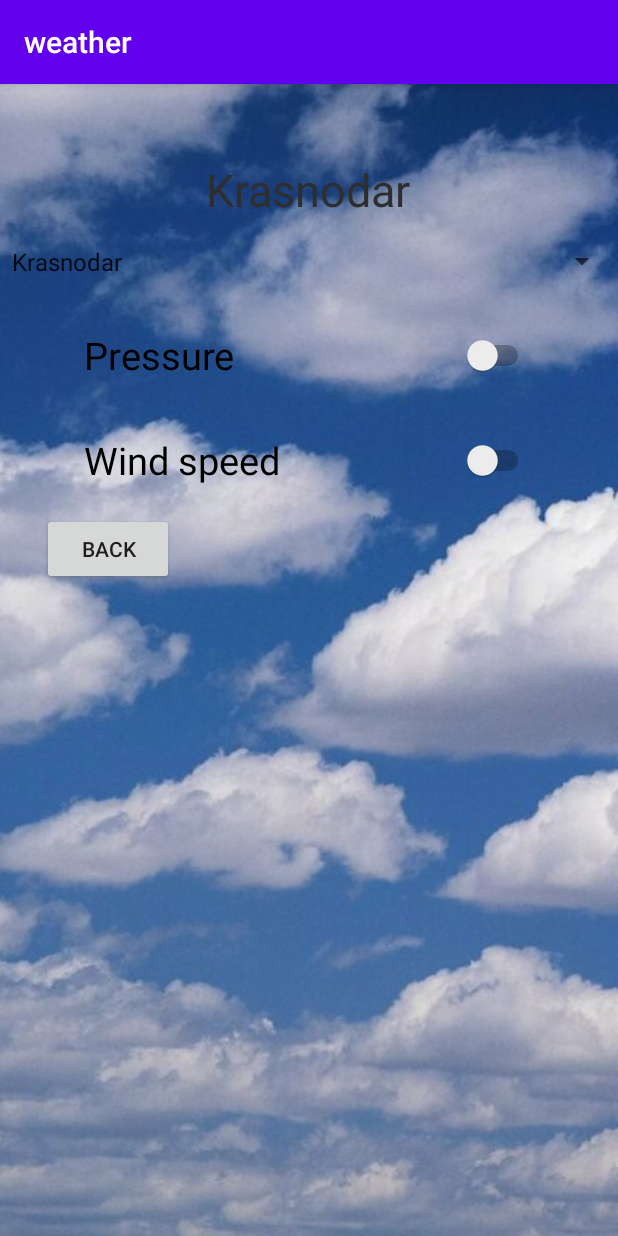
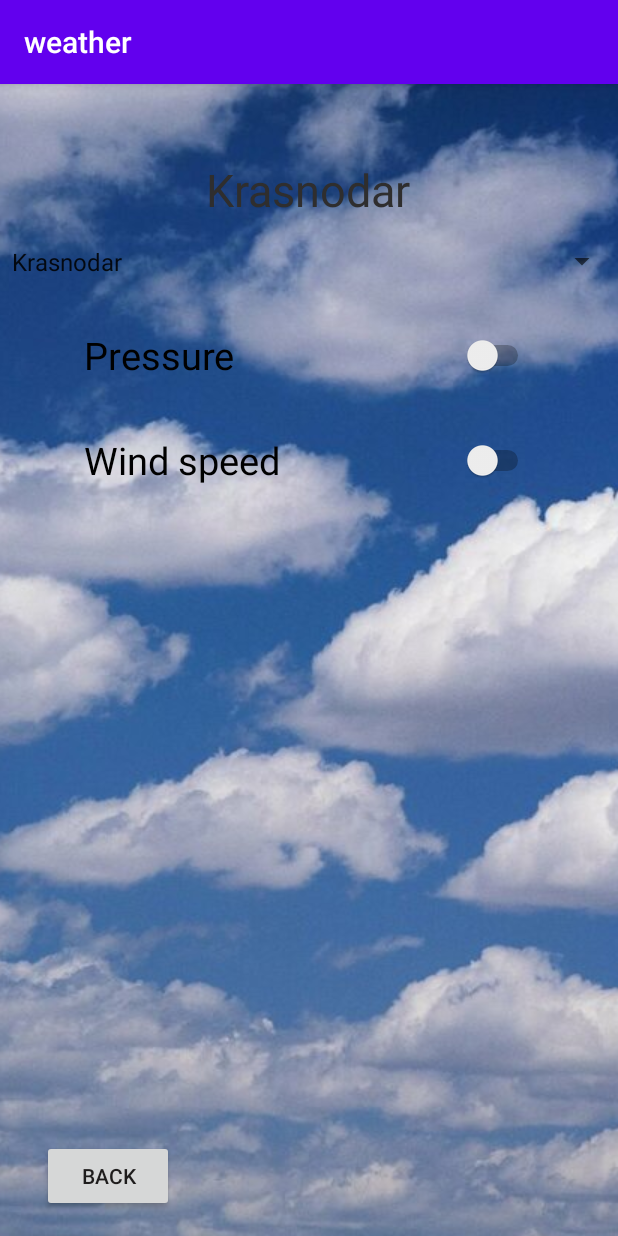
Before and after one commit to Witaliikaplun/watherL2, an Android app: the screen it shows after launch (MainActivity), after a tap on "SETTINGS", on a phone screen of 412 x 824 dp. Run offline under Robolectric (Android 15) with nearby library versions, the phone set to English and light mode, and no system bars.

Commit message:
Добавил RecyclerView и CardView, с декоратором пока не разобрался

```diff
--- a/app/build.gradle
+++ b/app/build.gradle
@@ -32,4 +32,6 @@ dependencies {
     testImplementation 'junit:junit:4.12'
     androidTestImplementation 'com.android.support.test:runner:1.0.2'
     androidTestImplementation 'com.android.support.test.espresso:espresso-core:3.0.2'
+    implementation 'com.android.support:cardview-v7:28.0.0'
+    implementation 'com.android.support:recyclerview-v7:28.0.0'
 }
--- a/app/src/main/java/com/example/weather/Fragment1.java
+++ b/app/src/main/java/com/example/weather/Fragment1.java
@@ -5,23 +5,29 @@ import android.net.Uri;
 import android.os.Bundle;
 import android.support.v4.app.Fragment;
 import android.support.v4.app.FragmentTransaction;
+import android.support.v7.widget.DividerItemDecoration;
+import android.support.v7.widget.LinearLayoutManager;
+import android.support.v7.widget.RecyclerView;
 import android.view.LayoutInflater;
 import android.view.View;
 import android.view.ViewGroup;
 import android.widget.Button;
 import android.widget.TextView;
 
+import java.util.ArrayList;
+
 
 /**
  * A simple {@link Fragment} subclass.
  */
 public class Fragment1 extends Fragment {
-    Button btn2;
-    Fragment2 fragment2;
-    TextView textPressure;
-    TextView textSpeed;
-    TextView textCity;
-    Button btnGo;
+    private Button btn2;
+    private Fragment2 fragment2;
+    private TextView textPressure;
+    private TextView textSpeed;
+    private TextView textCity;
+    private Button btnGo;
+    RecyclerView recyclerView;
 
     public Fragment1() {
         // Required empty public constructor
@@ -31,8 +37,6 @@ public class Fragment1 extends Fragment {
     @Override
     public View onCreateView(LayoutInflater inflater, ViewGroup container,
                              Bundle savedInstanceState) {
-        // Inflate the layout for this fragment
-
 
         fragment2 = new Fragment2();
         View view = inflater.inflate(R.layout.fragment_1, null);
@@ -43,7 +47,6 @@ public class Fragment1 extends Fragment {
         textCity = view.findViewById(R.id.textView2);
 
         textCity.setText(MainActivity.getSity());
-
 
         viewTextPresSpeed();
         btn2.setOnClickListener(new View.OnClickListener() {
@@ -66,6 +69,21 @@ public class Fragment1 extends Fragment {
             }
         });
 
+        recyclerView = (RecyclerView)view.findViewById(R.id.recyclerView);
+        recyclerView.setLayoutManager(new LinearLayoutManager(getActivity(), RecyclerView.HORIZONTAL, false));
+
+        WeatherSource ws = new WeatherSource(getResources());
+        ArrayList weather = ws.build().getListWeather();
+
+        WeatherAdapter weatherAdapter = new WeatherAdapter(weather);
+
+        recyclerView.setAdapter(weatherAdapter);
+
+       //декоратор-------------
+        DividerItemDecoration itemDecoration = new DividerItemDecoration(getActivity(), LinearLayoutManager.HORIZONTAL);
+        itemDecoration.setDrawable(getActivity().getDrawable(R.drawable.separator));
+        recyclerView.addItemDecoration(itemDecoration);
+        //----------------------
         return view;
     }
 
--- a/app/src/main/java/com/example/weather/Fragment2.java
+++ b/app/src/main/java/com/example/weather/Fragment2.java
@@ -20,12 +20,13 @@ import android.widget.TextView;
  * A simple {@link Fragment} subclass.
  */
 public class Fragment2 extends Fragment {
-    Button btn4;
-    Button btnDark;
-    Fragment1 fragment1;
-    View view;
-    Switch s2Press;
-    Switch s3Speed;
+    private Button btn4;
+    private Button btnDark;
+    private Fragment1 fragment1;
+    private View view;
+    private Switch s2Press;
+    private Switch s3Speed;
+
     public Fragment2() {
         // Required empty public constructor
     }
--- a/app/src/main/java/com/example/weather/MainActivity.java
+++ b/app/src/main/java/com/example/weather/MainActivity.java
@@ -4,18 +4,25 @@ import android.support.v4.app.Fragment;
 import android.support.v4.app.FragmentTransaction;
 import android.support.v7.app.AppCompatActivity;
 import android.os.Bundle;
+import android.support.v7.widget.DividerItemDecoration;
+import android.support.v7.widget.LinearLayoutManager;
+import android.support.v7.widget.RecyclerView;
 import android.view.View;
 import android.widget.AdapterView;
 import android.widget.ArrayAdapter;
 import android.widget.Spinner;
 import android.widget.TextView;
 
+import java.util.ArrayList;
+
 public class MainActivity extends AppCompatActivity {
-    Fragment2 fragment2;
+    private Fragment2 fragment2;
     private static boolean switchPress = false;
     private static boolean switchSpeed = false;
     private static String sity = "Москва";
     private static int position = 0;
+
+    RecyclerView recyclerView;
 
 
 
@@ -27,6 +34,12 @@ public class MainActivity extends AppCompatActivity {
 
         fragment2 = new Fragment2();
         startMainFragment();
+
+
+
+
+
+
     }
 
     private void startMainFragment() {
--- /dev/null
+++ b/app/src/main/java/com/example/weather/Weather.java
@@ -0,0 +1,19 @@
+package com.example.weather;
+
+public class Weather {
+    private int img;
+    private String description;
+
+    public Weather(int img, String description) {
+        this.img = img;
+        this.description = description;
+    }
+
+    public int getImg() {
+        return img;
+    }
+
+    public String getDescription() {
+        return description;
+    }
+}
--- /dev/null
+++ b/app/src/main/java/com/example/weather/WeatherAdapter.java
@@ -0,0 +1,48 @@
+package com.example.weather;
+
+import android.support.annotation.NonNull;
+import android.support.v7.widget.RecyclerView;
+import android.view.LayoutInflater;
+import android.view.View;
+import android.view.ViewGroup;
+import android.widget.ImageView;
+import android.widget.TextView;
+
+import java.util.ArrayList;
+
+public class WeatherAdapter extends RecyclerView.Adapter<WeatherAdapter.WeatherViewHolder> {
+    ArrayList<Weather> weathers;
+
+    public WeatherAdapter(ArrayList<Weather> weathers) {
+        this.weathers = weathers;
+    }
+
+    public class WeatherViewHolder extends RecyclerView.ViewHolder{
+        ImageView img;
+        TextView desc;
+
+        public WeatherViewHolder(@NonNull View itemView) {
+            super(itemView);
+            img = (ImageView) itemView.findViewById(R.id.image);
+            desc = (TextView) itemView.findViewById(R.id.descript);
+        }
+    }
+
+    @NonNull
+    @Override
+    public WeatherViewHolder onCreateViewHolder(@NonNull ViewGroup viewGroup, int i) {
+        View view = LayoutInflater.from(viewGroup.getContext()).inflate(R.layout.list_item, viewGroup, false);
+        return new WeatherViewHolder(view);
+    }
+
+    @Override
+    public void onBindViewHolder(@NonNull WeatherViewHolder weatherViewHolder, int position) {
+        weatherViewHolder.desc.setText(weathers.get(position).getDescription());
+        weatherViewHolder.img.setImageResource(weathers.get(position).getImg());
+    }
+
+    @Override
+    public int getItemCount() {
+        return weathers.size();
+    }
+}
--- /dev/null
+++ b/app/src/main/java/com/example/weather/WeatherSource.java
@@ -0,0 +1,38 @@
+package com.example.weather;
+
+import android.content.res.Resources;
+import android.content.res.TypedArray;
+
+import java.util.ArrayList;
+
+public class WeatherSource {
+    private ArrayList<Weather> listWeather;
+    private Resources resources;
+
+    public WeatherSource(Resources resources) {
+        this.listWeather = new ArrayList<>();
+        this.resources = resources; //чтобы вытащить данные из ресурсов
+    }
+
+    public WeatherSource build(){
+        String[] descriptions = resources.getStringArray(R.array.items);
+        int[] pictures = getImageArray();
+        for (int i = 0; i < pictures.length; i++) {
+            listWeather.add(new Weather(pictures[i], descriptions[i]));
+        }
+        return this;
+    }
+    private int[] getImageArray(){
+        TypedArray picters = resources.obtainTypedArray(R.array.pictures);
+        int length = picters.length();
+        int[] answer = new int[length];
+        for (int i = 0; i < length; i++) {
+            answer[i] = picters.getResourceId(i, 0);
+        }
+        return answer;
+    }
+
+    public ArrayList<Weather> getListWeather() {
+        return listWeather;
+    }
+}
--- /dev/null
+++ b/app/src/main/res/drawable-v24/separator.xml
@@ -0,0 +1,6 @@
+<?xml version= "1.0" encoding= "utf-8" ?>
+<shape xmlns:android = "http://schemas.android.com/apk/res/android"
+    android:shape= "rectangle" >
+    <size android:height= "10dp" />
+    <solid android:color= "#C46F6F" />
+</shape>
--- a/app/src/main/res/layout/fragment_2.xml
+++ b/app/src/main/res/layout/fragment_2.xml
@@ -87,10 +87,11 @@
                 android:layout_gravity="end"
 
                 android:layout_marginEnd="296dp"
+                android:layout_marginBottom="16dp"
                 android:text="@string/back"
                 android:textColor="#1E1C1C"
-                app:layout_constraintEnd_toEndOf="parent"
-                tools:layout_editor_absoluteY="381dp" />
+                app:layout_constraintBottom_toBottomOf="parent"
+                app:layout_constraintEnd_toEndOf="parent" />
 
         </android.support.constraint.ConstraintLayout>
 
--- /dev/null
+++ b/app/src/main/res/values/arrays.xml
@@ -0,0 +1,26 @@
+<?xml version="1.0" encoding="utf-8"?>
+<resources>
+    <string-array name="items">
+        <item>odin</item>
+        <item>dva</item>
+        <item>tri</item>
+        <item>odin</item>
+        <item>dva</item>
+        <item>tri</item>
+        <item>odin</item>
+        <item>dva</item>
+        <item>tri</item>
+    </string-array>
+
+    <array name="pictures">
+        <item>@drawable/pic1</item>
+        <item>@drawable/pic2</item>
+        <item>@drawable/pic3</item>
+        <item>@drawable/pic1</item>
+        <item>@drawable/pic2</item>
+        <item>@drawable/pic3</item>
+        <item>@drawable/pic1</item>
+        <item>@drawable/pic2</item>
+        <item>@drawable/pic3</item>
+    </array>
+</resources>
```
Also changed, not shown: app/src/main/res/layout/fragment_1.xml (+8 -33 lines), app/src/main/res/layout/item.xml (added, +46 -0 lines), app/src/main/res/layout/list_item.xml (added, +40 -0 lines), app/src/main/res/drawable-v24/pic1.png (added), app/src/main/res/drawable-v24/pic2.png (added), app/src/main/res/drawable-v24/pic3.png (added).
